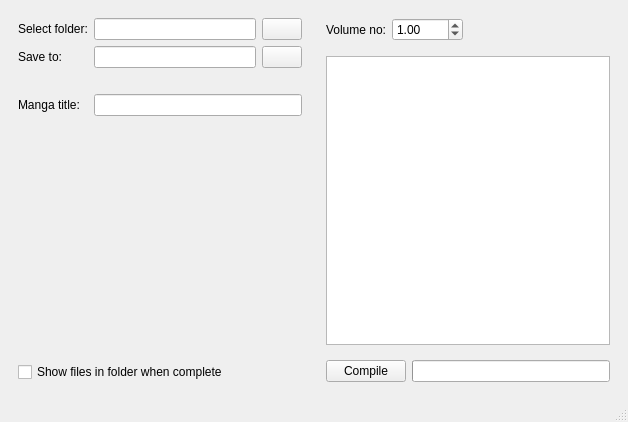
Above: volumize/ui/mainwindow.ui from immanuelhume/volumize before the change. Below: the same form after it.
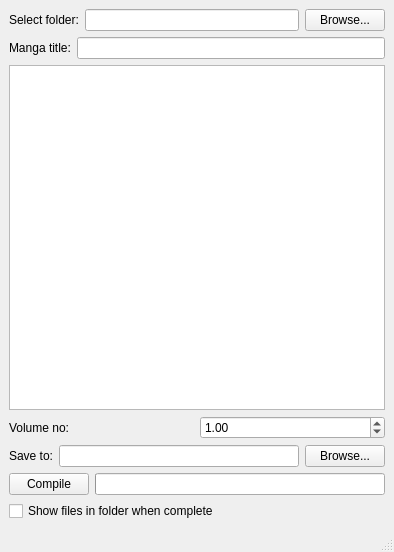
That is the form after the change. Icons and pictures are not drawn. Custom widgets are drawn as their Qt base class.

What changed in the file:
```diff
--- a/volumize/ui/mainwindow.ui
+++ b/volumize/ui/mainwindow.ui
@@ -6,8 +6,8 @@
    <rect>
     <x>0</x>
     <y>0</y>
-    <width>628</width>
-    <height>422</height>
+    <width>394</width>
+    <height>552</height>
    </rect>
   </property>
   <property name="contextMenuPolicy">
@@ -17,91 +17,30 @@
    <string>Volumize</string>
   </property>
   <widget class="QWidget" name="centralwidget">
-   <layout class="QHBoxLayout" name="horizontalLayout_3">
+   <layout class="QVBoxLayout" name="verticalLayout">
     <item>
-     <widget class="QWidget" name="widget_4" native="true">
-      <layout class="QVBoxLayout" name="verticalLayout_2">
+     <layout class="QHBoxLayout" name="horizontalLayout">
        <item>
-        <layout class="QGridLayout" name="gridLayout">
-         <item row="1" column="1">
-          <widget class="QLineEdit" name="lineEdit_outputFolder">
-           <property name="toolTip">
-            <string>&lt;html&gt;&lt;head/&gt;&lt;body&gt;&lt;p&gt;Full path to where you'd like to store the CBZ archives&lt;/p&gt;&lt;/body&gt;&lt;/html&gt;</string>
-           </property>
-          </widget>
-         </item>
-         <item row="3" column="1" colspan="2">
-          <widget class="QLineEdit" name="lineEdit_mangaTitle">
-           <property name="toolTip">
-            <string>&lt;html&gt;&lt;head/&gt;&lt;body&gt;&lt;p&gt;Manga title, used to name the CBZ archives&lt;/p&gt;&lt;/body&gt;&lt;/html&gt;</string>
-           </property>
-          </widget>
-         </item>
-         <item row="0" column="0">
           <widget class="QLabel" name="label_inputFolder">
            <property name="text">
             <string>Select folder:</string>
            </property>
           </widget>
          </item>
-         <item row="0" column="1">
+      <item>
           <widget class="QLineEdit" name="lineEdit_inputFolder">
            <property name="toolTip">
             <string>&lt;html&gt;&lt;head/&gt;&lt;body&gt;&lt;p&gt;Full path to the folder containing manga&lt;/p&gt;&lt;/body&gt;&lt;/html&gt;</string>
            </property>
           </widget>
          </item>
-         <item row="3" column="0">
-          <widget class="QLabel" name="label_mangaTitle">
-           <property name="text">
-            <string>Manga title:</string>
-           </property>
-          </widget>
-         </item>
-         <item row="2" column="1">
-          <spacer name="horizontalSpacer_2">
-           <property name="orientation">
-            <enum>Qt::Horizontal</enum>
-           </property>
-           <property name="sizeType">
-            <enum>QSizePolicy::MinimumExpanding</enum>
-           </property>
-           <property name="sizeHint" stdset="0">
-            <size>
-             <width>40</width>
-             <height>20</height>
-            </size>
-           </property>
-          </spacer>
-         </item>
-         <item row="1" column="2">
-          <widget class="QPushButton" name="pushButton_outputFolder">
-           <property name="toolTip">
-            <string>&lt;html&gt;&lt;head/&gt;&lt;body&gt;&lt;p&gt;Select a folder to store the CBZ archives&lt;/p&gt;&lt;/body&gt;&lt;/html&gt;</string>
-           </property>
-           <property name="text">
-            <string/>
-           </property>
-           <property name="icon">
-            <iconset resource="../resources/resources.qrc">
-             <normaloff>:/icons/folder-open.png</normaloff>:/icons/folder-open.png</iconset>
-           </property>
-          </widget>
-         </item>
-         <item row="1" column="0">
-          <widget class="QLabel" name="label_outputFolder">
-           <property name="text">
-            <string>Save to:</string>
-           </property>
-          </widget>
-         </item>
-         <item row="0" column="2">
+      <item>
           <widget class="QPushButton" name="pushButton_inputFolder">
            <property name="toolTip">
             <string>&lt;html&gt;&lt;head/&gt;&lt;body&gt;&lt;p&gt;Select a folder containing the manga to archive&lt;/p&gt;&lt;/body&gt;&lt;/html&gt;</string>
            </property>
            <property name="text">
-            <string/>
+         <string>Browse...</string>
            </property>
            <property name="icon">
             <iconset resource="../resources/resources.qrc">
@@ -112,46 +51,32 @@
         </layout>
        </item>
        <item>
-        <spacer name="verticalSpacer">
-         <property name="orientation">
-          <enum>Qt::Vertical</enum>
-         </property>
-         <property name="sizeHint" stdset="0">
-          <size>
-           <width>20</width>
-           <height>40</height>
-          </size>
-         </property>
-        </spacer>
-       </item>
-       <item>
-        <widget class="QCheckBox" name="checkBox_showFiles">
-         <property name="toolTip">
-          <string>&lt;html&gt;&lt;head/&gt;&lt;body&gt;&lt;p&gt;Opens the file location after archiving&lt;/p&gt;&lt;/body&gt;&lt;/html&gt;</string>
-         </property>
-         <property name="text">
-          <string>Show files in folder when complete</string>
-         </property>
-        </widget>
-       </item>
-      </layout>
-     </widget>
-    </item>
-    <item>
-     <widget class="QWidget" name="widget" native="true">
-      <layout class="QVBoxLayout" name="verticalLayout">
-       <item>
-        <widget class="QWidget" name="widget_2" native="true">
          <layout class="QHBoxLayout" name="horizontalLayout_2">
-          <property name="leftMargin">
-           <number>0</number>
-          </property>
-          <property name="topMargin">
-           <number>0</number>
-          </property>
-          <property name="rightMargin">
-           <number>0</number>
-          </property>
+      <item>
+       <widget class="QLabel" name="label_mangaTitle">
+        <property name="text">
+         <string>Manga title:</string>
+        </property>
+       </widget>
+      </item>
+      <item>
+       <widget class="QLineEdit" name="lineEdit_mangaTitle">
+        <property name="toolTip">
+         <string>&lt;html&gt;&lt;head/&gt;&lt;body&gt;&lt;p&gt;Manga title, used to name the CBZ archives&lt;/p&gt;&lt;/body&gt;&lt;/html&gt;</string>
+        </property>
+       </widget>
+      </item>
+     </layout>
+    </item>
+    <item>
+     <widget class="DropListView" name="listView_chapters">
+      <property name="selectionMode">
+       <enum>QAbstractItemView::ExtendedSelection</enum>
+      </property>
+     </widget>
+    </item>
+    <item>
+     <layout class="QHBoxLayout" name="horizontalLayout_5">
           <item>
            <widget class="QLabel" name="label_volumeNo">
             <property name="toolTip">
@@ -175,44 +100,42 @@
             </property>
            </widget>
           </item>
+     </layout>
+    </item>
           <item>
-           <spacer name="horizontalSpacer">
-            <property name="orientation">
-             <enum>Qt::Horizontal</enum>
-            </property>
-            <property name="sizeType">
-             <enum>QSizePolicy::Expanding</enum>
-            </property>
-            <property name="sizeHint" stdset="0">
-             <size>
-              <width>116</width>
-              <height>20</height>
-             </size>
-            </property>
-           </spacer>
-          </item>
-         </layout>
+     <layout class="QHBoxLayout" name="horizontalLayout_3">
+      <item>
+       <widget class="QLabel" name="label_outputFolder">
+        <property name="text">
+         <string>Save to:</string>
+        </property>
         </widget>
        </item>
        <item>
-        <widget class="DropListView" name="listView_chapters">
-         <property name="selectionMode">
-          <enum>QAbstractItemView::ExtendedSelection</enum>
+       <widget class="QLineEdit" name="lineEdit_outputFolder">
+        <property name="toolTip">
+         <string>&lt;html&gt;&lt;head/&gt;&lt;body&gt;&lt;p&gt;Full path to where you'd like to store the CBZ archives&lt;/p&gt;&lt;/body&gt;&lt;/html&gt;</string>
          </property>
         </widget>
        </item>
        <item>
-        <widget class="QWidget" name="widget_3" native="true">
-         <layout class="QHBoxLayout" name="horizontalLayout">
-          <property name="leftMargin">
-           <number>0</number>
-          </property>
-          <property name="rightMargin">
-           <number>0</number>
-          </property>
-          <property name="bottomMargin">
-           <number>0</number>
-          </property>
+       <widget class="QPushButton" name="pushButton_outputFolder">
+        <property name="toolTip">
+         <string>&lt;html&gt;&lt;head/&gt;&lt;body&gt;&lt;p&gt;Select a folder to store the CBZ archives&lt;/p&gt;&lt;/body&gt;&lt;/html&gt;</string>
+        </property>
+        <property name="text">
+         <string>Browse...</string>
+        </property>
+        <property name="icon">
+         <iconset resource="../resources/resources.qrc">
+          <normaloff>:/icons/folder-open.png</normaloff>:/icons/folder-open.png</iconset>
+        </property>
+       </widget>
+      </item>
+     </layout>
+    </item>
+    <item>
+     <layout class="QHBoxLayout" name="horizontalLayout_4">
           <item>
            <widget class="QPushButton" name="pushButton_compile">
             <property name="toolTip">
@@ -234,9 +157,15 @@
            </widget>
           </item>
          </layout>
-        </widget>
-       </item>
-      </layout>
+    </item>
+    <item>
+     <widget class="QCheckBox" name="checkBox_showFiles">
+      <property name="toolTip">
+       <string>&lt;html&gt;&lt;head/&gt;&lt;body&gt;&lt;p&gt;Opens the file location after archiving&lt;/p&gt;&lt;/body&gt;&lt;/html&gt;</string>
+      </property>
+      <property name="text">
+       <string>Show files in folder when complete</string>
+      </property>
      </widget>
     </item>
    </layout>
```
Lines whose indentation alone changed are shown as unchanged.
